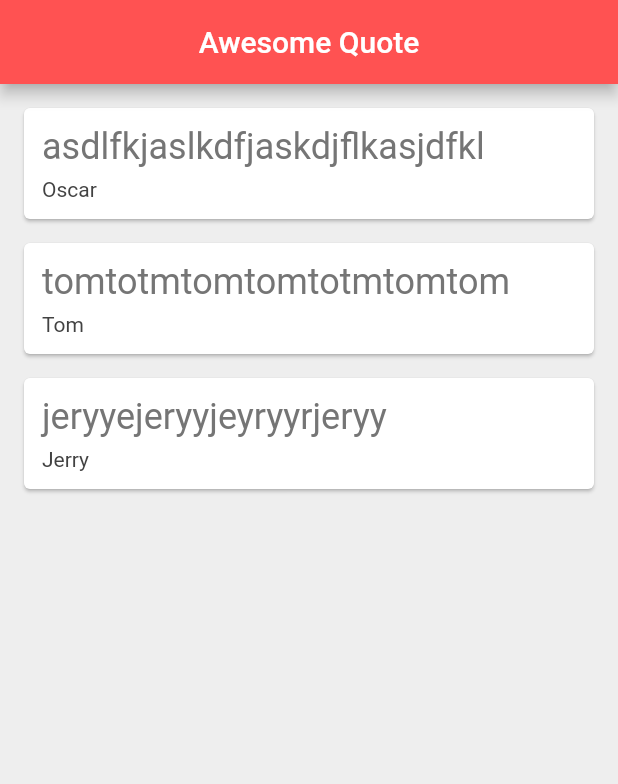
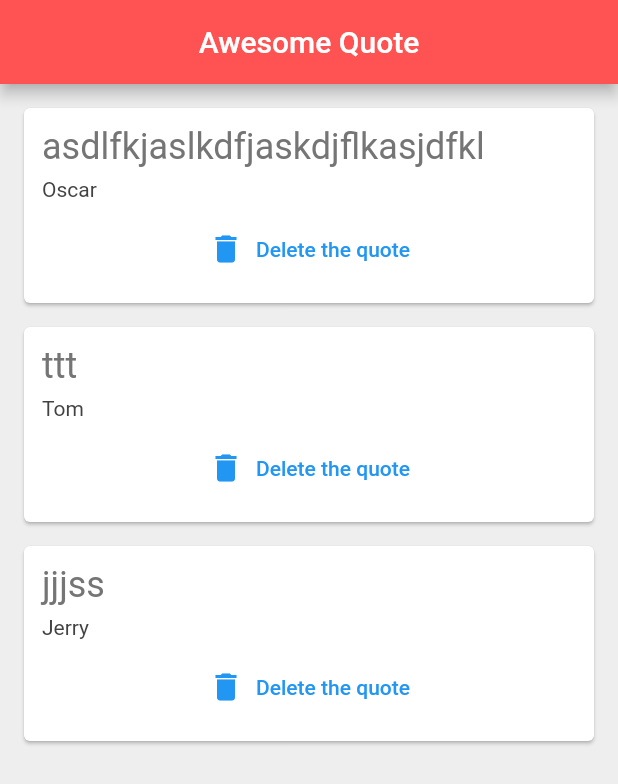
Before and after one commit to wahpiangle/flutter_quotes_app, a Flutter app: the screen it shows after launch, on a phone screen of 412 x 824 dp. Shown: the top 784 px of the screen. Run offline on Flutter 3.47's test engine with Material 2 defaults, Android fonts, the phone set to English and light mode, and no system bars.

Commit message:
update function + modularity

```diff
--- a/lib/main.dart
+++ b/lib/main.dart
@@ -1,5 +1,6 @@
 import 'package:flutter/material.dart';
 import 'quote.dart';
+import 'quote_card.dart';
 
 void main() {
   runApp(MaterialApp(
@@ -17,40 +18,9 @@ class QuoteList extends StatefulWidget {
 class _QuoteListState extends State<QuoteList> {
   List<Quote> quotes = [
     Quote(author: 'Oscar', text: 'asdlfkjaslkdfjaskdjflkasjdfkl'),
-    Quote(author: 'Tom', text: 'tomtotmtomtomtotmtomtom'),
-    Quote(author: 'Jerry', text: 'jeryyejeryyjeyryyrjeryy'),
+    Quote(author: 'Tom', text: 'ttt'),
+    Quote(author: 'Jerry', text: 'jjjss'),
   ];
-
-  Widget quoteTemplate(quote) {
-    return Card(
-      margin: EdgeInsets.fromLTRB(16, 16, 16, 0),
-      child: Padding(
-        padding: const EdgeInsets.all(12.0),
-        child: Column(
-          crossAxisAlignment: CrossAxisAlignment.stretch,
-          children: <Widget>[
-            Text(
-              quote.text,
-              style: TextStyle(
-                fontSize: 24,
-                color: Colors.grey[600],
-              ),
-            ),
-            SizedBox(
-              height: 6,
-            ),
-            Text(
-              quote.author,
-              style: TextStyle(
-                fontSize: 14,
-                color: Colors.grey[800],
-              ),
-            )
-          ],
-        ),
-      ),
-    );
-  }
 
   @override
   Widget build(BuildContext context) {
@@ -63,7 +33,15 @@ class _QuoteListState extends State<QuoteList> {
       ),
       body: Column(
         crossAxisAlignment: CrossAxisAlignment.start,
-        children: quotes.map((quote) => quoteTemplate(quote)).toList(),
+        children: quotes
+            .map((quote) => QuoteCard(
+                quote: quote,
+                delete: () {
+                  setState(() {
+                    quotes.remove(quote);
+                  });
+                }))
+            .toList(),
       ),
     );
   }
--- /dev/null
+++ b/lib/quote_card.dart
@@ -0,0 +1,51 @@
+// ignore_for_file: prefer_const_constructors
+
+import 'package:flutter/material.dart';
+import 'quote.dart';
+
+class QuoteCard extends StatelessWidget {
+  final Quote quote; //final is used to make it immutable as it is stateless
+  final VoidCallback delete;
+  const QuoteCard(
+      {super.key, required this.quote, required this.delete}); //constructor
+
+  @override
+  Widget build(BuildContext context) {
+    return Card(
+      margin: EdgeInsets.fromLTRB(16, 16, 16, 0),
+      child: Padding(
+        padding: const EdgeInsets.all(12.0),
+        child: Column(
+          crossAxisAlignment: CrossAxisAlignment.stretch,
+          children: <Widget>[
+            Text(
+              quote.text,
+              style: TextStyle(
+                fontSize: 24,
+                color: Colors.grey[600],
+              ),
+            ),
+            SizedBox(
+              height: 6,
+            ),
+            Text(
+              quote.author,
+              style: TextStyle(
+                fontSize: 14,
+                color: Colors.grey[800],
+              ),
+            ),
+            SizedBox(
+              height: 8,
+            ),
+            TextButton.icon(
+              onPressed: delete,
+              label: Text('Delete the quote'),
+              icon: Icon(Icons.delete),
+            ),
+          ],
+        ),
+      ),
+    );
+  }
+}
```
